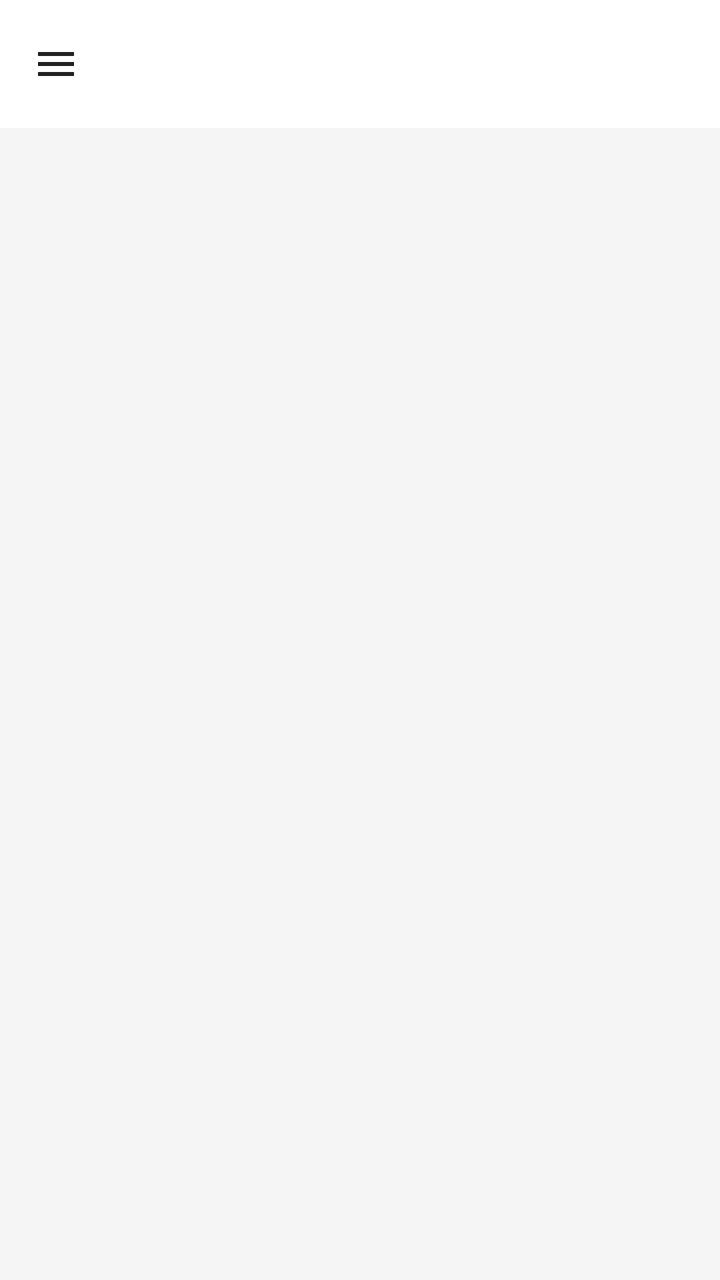
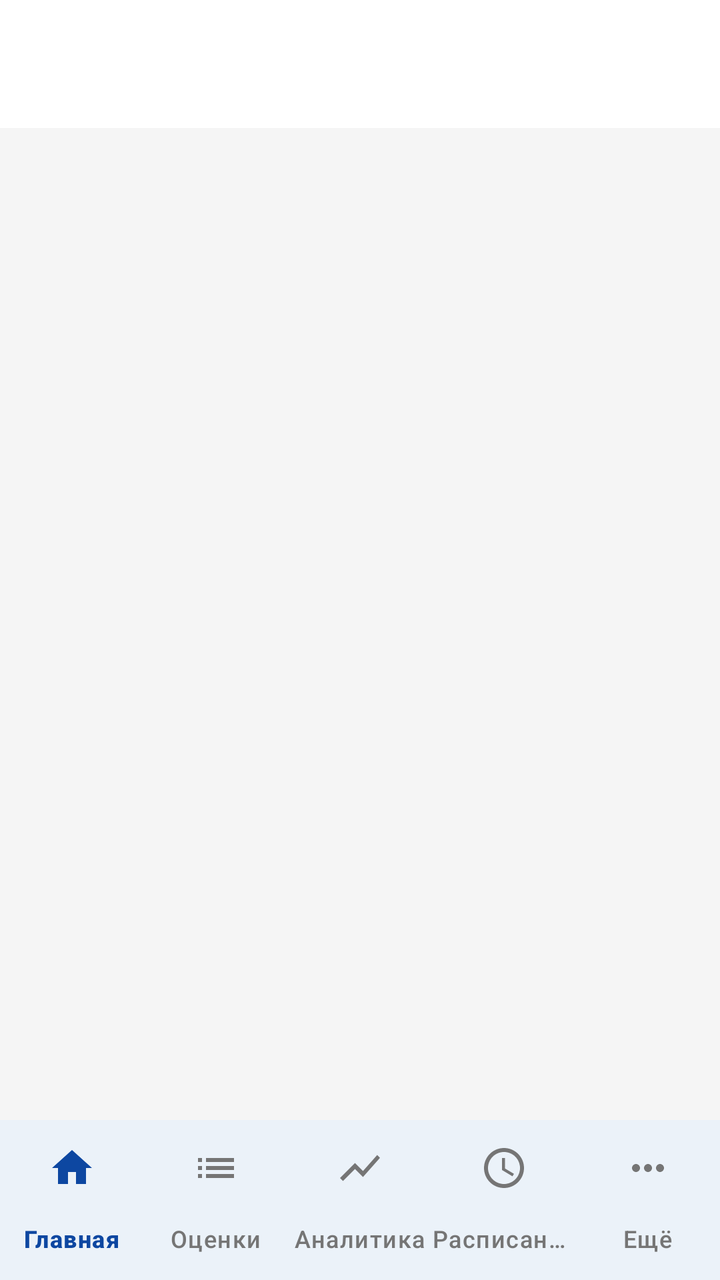

An Android layout rendered at two revisions. The XML below is the earlier revision; the diff shows what the commit changed to produce the second picture.
<!-- AndroidManifest.xml: application theme Theme.AgendaApp -->
<!-- res/layout/activity_main.xml -->
<?xml version="1.0" encoding="utf-8"?>
<androidx.drawerlayout.widget.DrawerLayout xmlns:android="http://schemas.android.com/apk/res/android"
    xmlns:app="http://schemas.android.com/apk/res-auto"
    android:id="@+id/drawerLayout"
    android:layout_width="match_parent"
    android:layout_height="match_parent">

    <FrameLayout
        android:layout_width="match_parent"
        android:layout_height="match_parent">

    <LinearLayout
        android:id="@+id/contentRoot"
        android:layout_width="match_parent"
        android:layout_height="match_parent"
        android:background="@color/wyg_surface"
        android:orientation="vertical">

        <com.google.android.material.appbar.MaterialToolbar
            android:id="@+id/toolbar"
            android:layout_width="match_parent"
            android:layout_height="?attr/actionBarSize"
            android:background="@color/wyg_surface"
            app:navigationContentDescription="Меню"
            app:navigationIcon="@drawable/ic_menu"
            app:navigationIconTint="@color/wyg_text_primary"
            app:titleTextColor="@color/wyg_text_primary" />

        
        <HorizontalScrollView
            android:id="@+id/childTabsScroll"
            android:layout_width="match_parent"
            android:layout_height="wrap_content"
            android:scrollbars="none"
            android:visibility="gone">

            <LinearLayout
                android:id="@+id/childTabs"
                android:layout_width="wrap_content"
                android:layout_height="wrap_content"
                android:orientation="horizontal"
                android:paddingStart="12dp"
                android:paddingTop="4dp"
                android:paddingEnd="12dp"
                android:paddingBottom="8dp" />
        </HorizontalScrollView>

        <LinearLayout
            android:id="@+id/updateBanner"
            android:layout_width="match_parent"
            android:layout_height="wrap_content"
            android:background="@color/wyg_accent_bg"
            android:gravity="center_vertical"
            android:orientation="horizontal"
            android:padding="12dp"
            android:visibility="gone">

            <TextView
                android:id="@+id/tvUpdate"
                android:layout_width="0dp"
                android:layout_height="wrap_content"
                android:layout_weight="1"
                android:textColor="@color/wyg_accent_text"
                android:textSize="14sp" />

            <Button
                android:id="@+id/btnUpdateDismiss"
                style="?android:attr/borderlessButtonStyle"
                android:layout_width="wrap_content"
                android:layout_height="wrap_content"
                android:minWidth="0dp"
                android:text="Позже" />
        </LinearLayout>

        <androidx.fragment.app.FragmentContainerView
            android:id="@+id/content"
            android:layout_width="match_parent"
            android:layout_height="0dp"
            android:layout_weight="1"
            android:background="@color/wyg_background" />

    </LinearLayout>

        
        <WebView
            android:id="@+id/webView"
            android:layout_width="1280dp"
            android:layout_height="900dp"
            android:visibility="invisible" />
    </FrameLayout>

    <com.google.android.material.navigation.NavigationView
        android:id="@+id/navView"
        android:layout_width="wrap_content"
        android:layout_height="match_parent"
        android:layout_gravity="start"
        android:background="@color/wyg_surface"
        android:fitsSystemWindows="true"
        app:headerLayout="@layout/nav_header"
        app:itemIconTint="@color/wyg_text_body"
        app:itemShapeFillColor="@color/nav_item_fill"
        app:itemTextColor="@color/wyg_text_primary"
        app:menu="@menu/drawer_menu" />
</androidx.drawerlayout.widget.DrawerLayout>
<!-- res/layout/nav_header.xml (included above) -->
<?xml version="1.0" encoding="utf-8"?>
<LinearLayout xmlns:android="http://schemas.android.com/apk/res/android"
    android:layout_width="match_parent"
    android:layout_height="wrap_content"
    android:background="@color/wyg_accent_bg"
    android:orientation="vertical"
    android:paddingStart="20dp"
    android:paddingTop="24dp"
    android:paddingEnd="20dp"
    android:paddingBottom="16dp">

    <TextView
        android:layout_width="wrap_content"
        android:layout_height="wrap_content"
        android:text="WatchYourGrade"
        android:textColor="@color/wyg_accent_text"
        android:textSize="20sp"
        android:textStyle="bold" />

    <TextView
        android:id="@+id/tvNavUser"
        android:layout_width="wrap_content"
        android:layout_height="wrap_content"
        android:layout_marginTop="4dp"
        android:textColor="@color/wyg_text_body"
        android:textSize="14sp" />
</LinearLayout>
<!-- resources referenced by this layout -->
<resources>
  <color name="wyg_accent_bg">#E3F2FD</color>
  <color name="wyg_accent_text">#0D47A1</color>
  <color name="wyg_background">#F5F5F5</color>
  <color name="wyg_surface">#FFFFFF</color>
  <color name="wyg_text_body">#424242</color>
  <color name="wyg_text_primary">#212121</color>
  <!-- drawable ic_menu (drawable) -->
  <?xml version="1.0" encoding="utf-8"?>
  <vector xmlns:android="http://schemas.android.com/apk/res/android"
      android:width="24dp"
      android:height="24dp"
      android:tint="#424242"
      android:viewportWidth="24"
      android:viewportHeight="24">
      <path
          android:fillColor="#FF000000"
          android:pathData="M3,18h18v-2L3,16v2zM3,13h18v-2L3,11v2zM3,6v2h18L21,6L3,6z" />
  </vector>
  <style name="Theme.AgendaApp" parent="Base.Theme.AgendaApp" />
  <style name="Base.Theme.AgendaApp" parent="Theme.Material3.DayNight.NoActionBar">
          <item name="colorPrimary">@color/wyg_primary</item>
          <item name="colorOnPrimary">@color/wyg_on_primary</item>
          <item name="colorPrimaryContainer">@color/wyg_accent_bg</item>
          <item name="colorOnPrimaryContainer">@color/wyg_accent_text</item>
          <item name="colorSurface">@color/wyg_surface</item>
          <item name="colorOnSurface">@color/wyg_text_primary</item>
          <item name="colorOnSurfaceVariant">@color/wyg_text_secondary</item>
          <item name="android:colorBackground">@color/wyg_background</item>
          <item name="android:windowBackground">@color/wyg_background</item>
      </style>
  <color name="wyg_primary">#1565C0</color>
  <color name="wyg_on_primary">#FFFFFF</color>
  <color name="wyg_text_secondary">#757575</color>
</resources>

<!-- the commit's change to res/layout/activity_main.xml (unified diff, before → after) -->
@@ -1,13 +1,8 @@
 <?xml version="1.0" encoding="utf-8"?>
-<androidx.drawerlayout.widget.DrawerLayout xmlns:android="http://schemas.android.com/apk/res/android"
+<FrameLayout xmlns:android="http://schemas.android.com/apk/res/android"
     xmlns:app="http://schemas.android.com/apk/res-auto"
-    android:id="@+id/drawerLayout"
     android:layout_width="match_parent"
     android:layout_height="match_parent">
-
-    <FrameLayout
-        android:layout_width="match_parent"
-        android:layout_height="match_parent">
 
     <LinearLayout
         android:id="@+id/contentRoot"
@@ -16,13 +11,13 @@
         android:background="@color/wyg_surface"
         android:orientation="vertical">
 
+        
         <com.google.android.material.appbar.MaterialToolbar
             android:id="@+id/toolbar"
             android:layout_width="match_parent"
             android:layout_height="?attr/actionBarSize"
             android:background="@color/wyg_surface"
-            app:navigationContentDescription="Меню"
-            app:navigationIcon="@drawable/ic_menu"
+            app:navigationContentDescription="Назад"
             app:navigationIconTint="@color/wyg_text_primary"
             app:titleTextColor="@color/wyg_text_primary" />
 
@@ -79,54 +74,23 @@
             android:layout_weight="1"
             android:background="@color/wyg_background" />
 
+        
+        <com.google.android.material.bottomnavigation.BottomNavigationView
+            android:id="@+id/bottomNav"
+            style="@style/Widget.Agenda.BottomNav"
+            android:layout_width="match_parent"
+            android:layout_height="wrap_content"
+            app:labelVisibilityMode="labeled"
+            app:menu="@menu/bottom_nav_menu"
+            app:paddingBottomSystemWindowInsets="false"
+            app:paddingLeftSystemWindowInsets="false"
+            app:paddingRightSystemWindowInsets="false" />
     </LinearLayout>
 
-        
-        <WebView
-            android:id="@+id/webView"
-            android:layout_width="1280dp"
-            android:layout_height="900dp"
-            android:visibility="invisible" />
-    </FrameLayout>
-
-    <com.google.android.material.navigation.NavigationView
-        android:id="@+id/navView"
-        android:layout_width="wrap_content"
-        android:layout_height="match_parent"
-        android:layout_gravity="start"
-        android:background="@color/wyg_surface"
-        android:fitsSystemWindows="true"
-        app:headerLayout="@layout/nav_header"
-        app:itemIconTint="@color/wyg_text_body"
-        app:itemShapeFillColor="@color/nav_item_fill"
-        app:itemTextColor="@color/wyg_text_primary"
-        app:menu="@menu/drawer_menu" />
-</androidx.drawerlayout.widget.DrawerLayout>
-<!-- res/layout/nav_header.xml (included above) -->
-<?xml version="1.0" encoding="utf-8"?>
-<LinearLayout xmlns:android="http://schemas.android.com/apk/res/android"
-    android:layout_width="match_parent"
-    android:layout_height="wrap_content"
-    android:background="@color/wyg_accent_bg"
-    android:orientation="vertical"
-    android:paddingStart="20dp"
-    android:paddingTop="24dp"
-    android:paddingEnd="20dp"
-    android:paddingBottom="16dp">
-
-    <TextView
-        android:layout_width="wrap_content"
-        android:layout_height="wrap_content"
-        android:text="WatchYourGrade"
-        android:textColor="@color/wyg_accent_text"
-        android:textSize="20sp"
-        android:textStyle="bold" />
-
-    <TextView
-        android:id="@+id/tvNavUser"
-        android:layout_width="wrap_content"
-        android:layout_height="wrap_content"
-        android:layout_marginTop="4dp"
-        android:textColor="@color/wyg_text_body"
-        android:textSize="14sp" />
-</LinearLayout>
+    
+    <WebView
+        android:id="@+id/webView"
+        android:layout_width="1280dp"
+        android:layout_height="900dp"
+        android:visibility="invisible" />
+</FrameLayout>
<!-- resource entries referenced after the edit -->
@@ -4,21 +4,17 @@
   <color name="wyg_accent_text">#0D47A1</color>
   <color name="wyg_background">#F5F5F5</color>
   <color name="wyg_surface">#FFFFFF</color>
-  <color name="wyg_text_body">#424242</color>
   <color name="wyg_text_primary">#212121</color>
-  <!-- drawable ic_menu (drawable) -->
-  <?xml version="1.0" encoding="utf-8"?>
-  <vector xmlns:android="http://schemas.android.com/apk/res/android"
-      android:width="24dp"
-      android:height="24dp"
-      android:tint="#424242"
-      android:viewportWidth="24"
-      android:viewportHeight="24">
-      <path
-          android:fillColor="#FF000000"
-          android:pathData="M3,18h18v-2L3,16v2zM3,13h18v-2L3,11v2zM3,6v2h18L21,6L3,6z" />
-  </vector>
+  <style name="Widget.Agenda.BottomNav" parent="Widget.Material3.BottomNavigationView">
+          <item name="backgroundTint">@color/wyg_surface</item>
+          <item name="itemIconTint">@color/bottom_nav_item</item>
+          <item name="itemTextColor">@color/bottom_nav_item</item>
+          <item name="itemActiveIndicatorStyle">@style/Widget.Agenda.BottomNav.Indicator</item>
+      </style>
   <style name="Theme.AgendaApp" parent="Base.Theme.AgendaApp" />
+  <style name="Widget.Agenda.BottomNav.Indicator" parent="Widget.Material3.BottomNavigationView.ActiveIndicator">
+          <item name="android:color">@color/wyg_accent_bg</item>
+      </style>
   <style name="Base.Theme.AgendaApp" parent="Theme.Material3.DayNight.NoActionBar">
           <item name="colorPrimary">@color/wyg_primary</item>
           <item name="colorOnPrimary">@color/wyg_on_primary</item>
